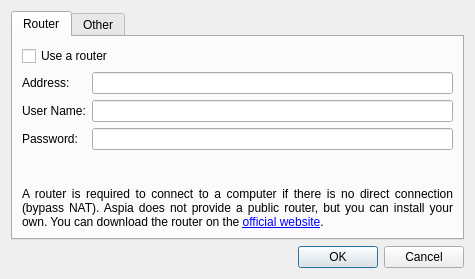
dchapyshev/aspia, file source/client/ui/settings_dialog.ui: the form before one commit.
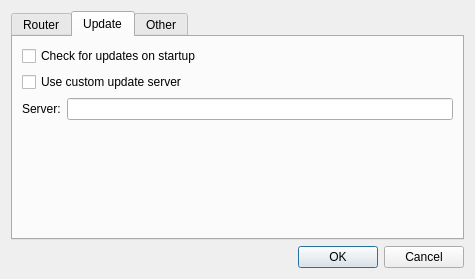
The form after the commit. The open tabs and pages were chosen to show the change.

What changed in the file:
```diff
--- a/source/client/ui/settings_dialog.ui
+++ b/source/client/ui/settings_dialog.ui
@@ -111,6 +111,54 @@
        </item>
       </layout>
      </widget>
+     <widget class="QWidget" name="tab_update">
+      <attribute name="title">
+       <string>Update</string>
+      </attribute>
+      <layout class="QVBoxLayout" name="verticalLayout_4">
+       <item>
+        <widget class="QCheckBox" name="checkbox_check_updates">
+         <property name="text">
+          <string>Check for updates on startup</string>
+         </property>
+        </widget>
+       </item>
+       <item>
+        <widget class="QCheckBox" name="checkbox_custom_server">
+         <property name="text">
+          <string>Use custom update server</string>
+         </property>
+        </widget>
+       </item>
+       <item>
+        <layout class="QHBoxLayout" name="horizontalLayout_3">
+         <item>
+          <widget class="QLabel" name="label_server">
+           <property name="text">
+            <string>Server:</string>
+           </property>
+          </widget>
+         </item>
+         <item>
+          <widget class="QLineEdit" name="edit_update_server"/>
+         </item>
+        </layout>
+       </item>
+       <item>
+        <spacer name="verticalSpacer_3">
+         <property name="orientation">
+          <enum>Qt::Orientation::Vertical</enum>
+         </property>
+         <property name="sizeHint" stdset="0">
+          <size>
+           <width>20</width>
+           <height>0</height>
+          </size>
+         </property>
+        </spacer>
+       </item>
+      </layout>
+     </widget>
      <widget class="QWidget" name="tab_other">
       <attribute name="title">
        <string>Other</string>
```
